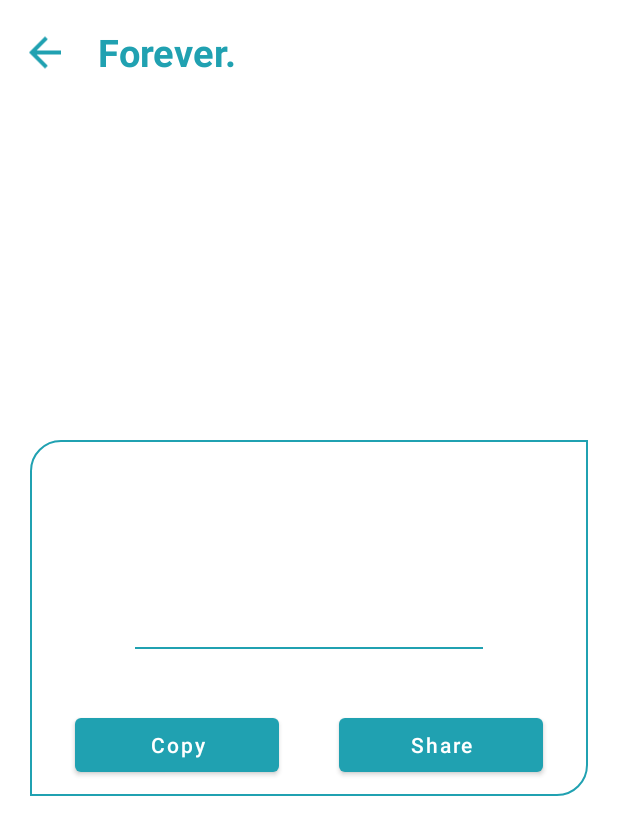
After one commit to JahidHasanCO/Forever.-The-Quotes-App, an Android app: the QuoteActivity screen opened directly, with no data from a screen before it, on a phone screen of 412 x 824 dp. The commit adds this screen. Shown: the top 835 px of the screen. Run offline under Robolectric (Android 15) with nearby library versions, the light colour scheme and no system bars; Roboto replaces fonts that are not available here.

Commit message:
- Added Quote Activity to show individual quote - Added options to share and copy quotes and the author - Added ViewBinding

```diff
--- a/app/build.gradle
+++ b/app/build.gradle
@@ -34,9 +34,11 @@ android {
     compileSdkVersion 31
     buildToolsVersion '31.0.0'
 
-    buildFeatures{
+    buildFeatures {
         dataBinding true
+        viewBinding true
     }
+
 }
 
 dependencies {
--- /dev/null
+++ b/app/src/main/java/dev/jahidhasanco/ui/activities/QuoteActivity.kt
@@ -0,0 +1,45 @@
+package dev.jahidhasanco.ui.activities
+
+import android.content.ClipData
+import android.content.ClipboardManager
+import android.content.Context
+import android.content.Intent
+import android.os.Bundle
+import android.widget.Toast
+import androidx.appcompat.app.AppCompatActivity
+import dev.jahidhasanco.databinding.ActivityQuoteBinding
+
+class QuoteActivity : AppCompatActivity() {
+
+    private lateinit var binding: ActivityQuoteBinding
+
+    override fun onCreate(savedInstanceState: Bundle?) {
+        super.onCreate(savedInstanceState)
+
+        binding = ActivityQuoteBinding.inflate(layoutInflater)
+        setContentView(binding.root)
+
+        binding.btnBack.setOnClickListener { onBackPressed() }
+
+        val quote = intent.getStringExtra("quote")
+        val author = intent.getStringExtra("author")
+
+        binding.todaysQuoteMain.text = quote
+        binding.todaysQuoteAuthor.text = author
+
+        binding.btnCopy.setOnClickListener {
+            val clipboard = getSystemService(Context.CLIPBOARD_SERVICE) as ClipboardManager
+            val clip = ClipData.newPlainText("text", "$quote  -  $author")
+            clipboard.setPrimaryClip(clip)
+            Toast.makeText(this, "Quote copied!", Toast.LENGTH_SHORT).show()
+        }
+
+        binding.btnShare.setOnClickListener {
+            val shareIntent = Intent(Intent.ACTION_SEND)
+            shareIntent.type = "text/plain"
+            shareIntent.putExtra(Intent.EXTRA_TEXT, "$quote  -  $author")
+            startActivity(Intent.createChooser(shareIntent, "Share quote"))
+        }
+    }
+
+}
--- /dev/null
+++ b/app/src/main/res/drawable/ic_baseline_arrow_back_24.xml
@@ -0,0 +1,5 @@
+<vector android:autoMirrored="true" android:height="128dp"
+    android:tint="#000000" android:viewportHeight="24"
+    android:viewportWidth="24" android:width="128dp" xmlns:android="http://schemas.android.com/apk/res/android">
+    <path android:fillColor="@android:color/white" android:pathData="M20,11H7.83l5.59,-5.59L12,4l-8,8 8,8 1.41,-1.41L7.83,13H20v-2z"/>
+</vector>
--- /dev/null
+++ b/app/src/main/res/layout/activity_quote.xml
@@ -0,0 +1,113 @@
+<?xml version="1.0" encoding="utf-8"?>
+<androidx.constraintlayout.widget.ConstraintLayout xmlns:android="http://schemas.android.com/apk/res/android"
+    xmlns:app="http://schemas.android.com/apk/res-auto"
+    xmlns:tools="http://schemas.android.com/tools"
+    android:layout_width="match_parent"
+    android:layout_height="match_parent"
+    tools:context="dev.jahidhasanco.ui.activities.QuoteActivity">
+
+    <LinearLayout
+        android:id="@+id/topbar"
+        android:layout_width="match_parent"
+        android:layout_height="70dp"
+        android:orientation="horizontal"
+        app:layout_constraintEnd_toEndOf="parent"
+        app:layout_constraintStart_toStartOf="parent"
+        app:layout_constraintTop_toTopOf="parent">
+
+        <ImageView
+            android:id="@+id/btnBack"
+            android:layout_width="60dp"
+            android:layout_height="match_parent"
+            android:layout_gravity="center_vertical"
+            android:padding="14dp"
+            android:src="@drawable/ic_baseline_arrow_back_24"
+            app:tint="@color/primary" />
+
+        <TextView
+            android:layout_width="match_parent"
+            android:layout_height="match_parent"
+            android:gravity="center_vertical"
+            android:text="Forever."
+            android:layout_marginStart="5dp"
+            android:textColor="@color/primary"
+            android:textSize="25sp"
+            android:textStyle="bold" />
+
+    </LinearLayout>
+
+    <LinearLayout
+        android:id="@+id/linearLayout"
+        android:layout_width="match_parent"
+        android:layout_height="wrap_content"
+        android:layout_marginLeft="20dp"
+        android:layout_marginRight="20dp"
+        android:background="@drawable/dash"
+        android:gravity="center"
+        android:orientation="vertical"
+        app:layout_constraintBottom_toBottomOf="parent"
+        app:layout_constraintEnd_toEndOf="parent"
+        app:layout_constraintStart_toStartOf="parent"
+        app:layout_constraintTop_toTopOf="parent"
+        app:layout_constraintVertical_bias="0.5">
+
+        <TextView
+            android:id="@+id/todaysQuoteMain"
+            android:layout_width="match_parent"
+            android:layout_height="wrap_content"
+            android:layout_margin="10dp"
+            android:gravity="center"
+            android:maxLines="5"
+            android:text=""
+            android:textColor="@color/primary"
+            android:textSize="30sp"
+            android:textStyle="bold" />
+
+        <TextView
+            android:id="@+id/todaysQuoteAuthor"
+            android:layout_width="match_parent"
+            android:layout_height="wrap_content"
+            android:layout_margin="10dp"
+            android:gravity="center"
+            android:text=""
+            android:textColor="@color/primary"
+            android:textSize="20sp" />
+
+        <LinearLayout
+            android:layout_width="match_parent"
+            android:layout_height="1dp"
+            android:layout_marginLeft="70dp"
+            android:layout_marginTop="30dp"
+            android:layout_marginRight="70dp"
+            android:layout_marginBottom="30dp"
+            android:background="@color/primary" />
+
+        <LinearLayout
+            android:layout_width="match_parent"
+            android:layout_height="wrap_content"
+            android:layout_margin="10dp"
+            android:orientation="horizontal">
+
+            <com.google.android.material.button.MaterialButton
+                android:id="@+id/btnCopy"
+                android:layout_width="wrap_content"
+                android:layout_height="wrap_content"
+                android:layout_marginHorizontal="20dp"
+                android:layout_weight="1"
+                android:text="@string/copy"
+                android:textAllCaps="false" />
+
+            <com.google.android.material.button.MaterialButton
+                android:id="@+id/btnShare"
+                android:layout_width="wrap_content"
+                android:layout_height="wrap_content"
+                android:layout_marginHorizontal="20dp"
+                android:layout_weight="1"
+                android:text="@string/share"
+                android:textAllCaps="false" />
+
+        </LinearLayout>
+
+    </LinearLayout>
+
+</androidx.constraintlayout.widget.ConstraintLayout>
--- a/app/src/main/res/values/strings.xml
+++ b/app/src/main/res/values/strings.xml
@@ -1,3 +1,6 @@
 <resources>
     <string name="app_name">QuoteApp</string>
+    <string name="copy">Copy</string>
+    <string name="share">Share</string>
+    <string name="today_s_quote">Today\'s Quote</string>
 </resources>
```
Also changed, not shown: app/src/main/AndroidManifest.xml (+12 -4 lines), app/src/main/java/dev/jahidhasanco/quoteapp/MainActivity.kt (deleted, +0 -140 lines), app/src/main/java/dev/jahidhasanco/quoteapp/data/models/QuoteList.kt (+0 -9 lines), app/src/main/java/dev/jahidhasanco/ui/Adapter/QuoteAdapter.kt (+13 -10 lines), app/src/main/java/dev/jahidhasanco/ui/activities/MainActivity.kt (added, +137 -0 lines), app/src/main/res/layout/activity_main.xml (+45 -29 lines), 1 other file.
